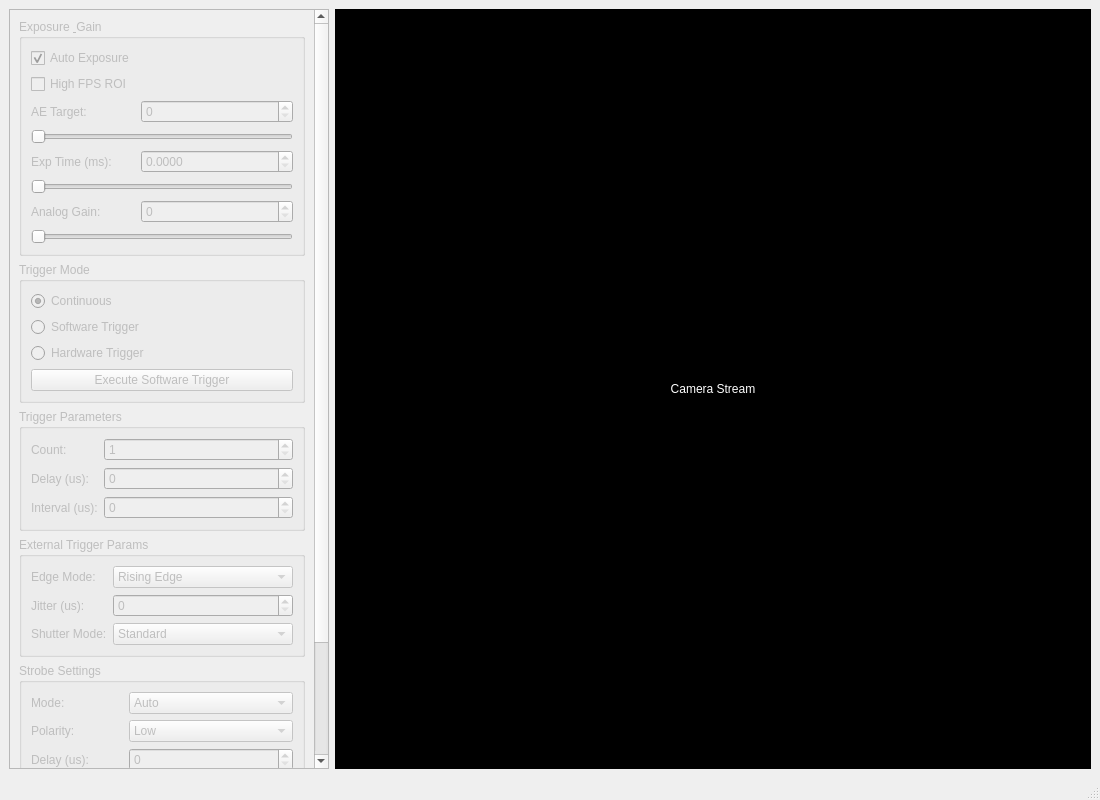
The window that mainwindow.ui (dakoner/mindvision_python_app) describes before a commit, drawn with Qt 5.
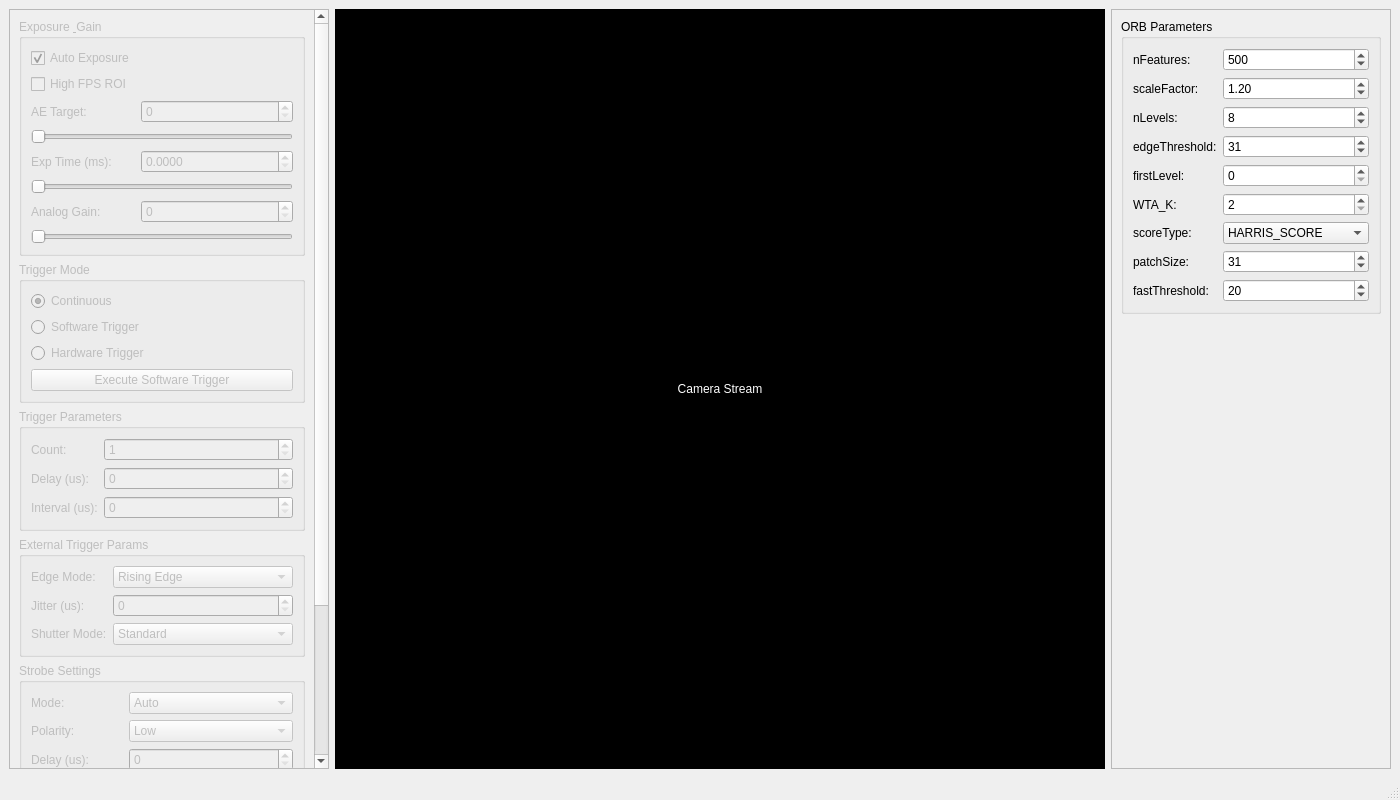
The same window after the commit.

Commit message: Add ORB matching

```diff
--- a/mainwindow.ui
+++ b/mainwindow.ui
@@ -6,7 +6,7 @@
    <rect>
     <x>0</x>
     <y>0</y>
-    <width>1100</width>
+    <width>1400</width>
     <height>800</height>
    </rect>
   </property>
@@ -443,6 +443,26 @@
             </property>
            </widget>
           </item>
+          <item>
+           <widget class="QPushButton" name="snapshot_btn">
+            <property name="enabled">
+             <bool>false</bool>
+            </property>
+            <property name="text">
+             <string>Take Snapshot</string>
+            </property>
+           </widget>
+          </item>
+          <item>
+           <widget class="QPushButton" name="btn_find_template">
+            <property name="enabled">
+             <bool>false</bool>
+            </property>
+            <property name="text">
+             <string>Find template in image</string>
+            </property>
+           </widget>
+          </item>
          </layout>
         </item>
         <item>
@@ -481,6 +501,240 @@
       </property>
      </widget>
     </item>
+    <item>
+     <widget class="QScrollArea" name="scrollArea_right">
+      <property name="sizePolicy">
+       <sizepolicy hsizetype="Fixed" vsizetype="Expanding">
+        <horstretch>0</horstretch>
+        <verstretch>0</verstretch>
+       </sizepolicy>
+      </property>
+      <property name="minimumSize">
+       <size>
+        <width>280</width>
+        <height>0</height>
+       </size>
+      </property>
+      <property name="maximumSize">
+       <size>
+        <width>280</width>
+        <height>16777215</height>
+       </size>
+      </property>
+      <property name="widgetResizable">
+       <bool>true</bool>
+      </property>
+      <widget class="QWidget" name="scrollAreaWidgetContents_right">
+       <property name="geometry">
+        <rect>
+         <x>0</x>
+         <y>0</y>
+         <width>278</width>
+         <height>800</height>
+        </rect>
+       </property>
+       <layout class="QVBoxLayout" name="scroll_layout_right">
+        <item>
+         <widget class="QGroupBox" name="orb_group">
+          <property name="title">
+           <string>ORB Parameters</string>
+          </property>
+          <layout class="QFormLayout" name="orb_form_layout">
+           <item row="0" column="0">
+            <widget class="QLabel" name="label_nfeatures">
+             <property name="text">
+              <string>nFeatures:</string>
+             </property>
+            </widget>
+           </item>
+           <item row="0" column="1">
+            <widget class="QSpinBox" name="orb_nfeatures">
+             <property name="minimum">
+              <number>1</number>
+             </property>
+             <property name="maximum">
+              <number>10000</number>
+             </property>
+             <property name="value">
+              <number>500</number>
+             </property>
+            </widget>
+           </item>
+           <item row="1" column="0">
+            <widget class="QLabel" name="label_scaleFactor">
+             <property name="text">
+              <string>scaleFactor:</string>
+             </property>
+            </widget>
+           </item>
+           <item row="1" column="1">
+            <widget class="QDoubleSpinBox" name="orb_scaleFactor">
+             <property name="minimum">
+              <double>1.001000000000000</double>
+             </property>
+             <property name="maximum">
+              <double>3.000000000000000</double>
+             </property>
+             <property name="singleStep">
+              <double>0.100000000000000</double>
+             </property>
+             <property name="value">
+              <double>1.200000000000000</double>
+             </property>
+            </widget>
+           </item>
+           <item row="2" column="0">
+            <widget class="QLabel" name="label_nlevels">
+             <property name="text">
+              <string>nLevels:</string>
+             </property>
+            </widget>
+           </item>
+           <item row="2" column="1">
+            <widget class="QSpinBox" name="orb_nlevels">
+             <property name="minimum">
+              <number>1</number>
+             </property>
+             <property name="maximum">
+              <number>20</number>
+             </property>
+             <property name="value">
+              <number>8</number>
+             </property>
+            </widget>
+           </item>
+           <item row="3" column="0">
+            <widget class="QLabel" name="label_edgeThreshold">
+             <property name="text">
+              <string>edgeThreshold:</string>
+             </property>
+            </widget>
+           </item>
+           <item row="3" column="1">
+            <widget class="QSpinBox" name="orb_edgeThreshold">
+             <property name="maximum">
+              <number>100</number>
+             </property>
+             <property name="value">
+              <number>31</number>
+             </property>
+            </widget>
+           </item>
+           <item row="4" column="0">
+            <widget class="QLabel" name="label_firstLevel">
+             <property name="text">
+              <string>firstLevel:</string>
+             </property>
+            </widget>
+           </item>
+           <item row="4" column="1">
+            <widget class="QSpinBox" name="orb_firstLevel">
+             <property name="maximum">
+              <number>10</number>
+             </property>
+             <property name="value">
+              <number>0</number>
+             </property>
+            </widget>
+           </item>
+           <item row="5" column="0">
+            <widget class="QLabel" name="label_wta_k">
+             <property name="text">
+              <string>WTA_K:</string>
+             </property>
+            </widget>
+           </item>
+           <item row="5" column="1">
+            <widget class="QSpinBox" name="orb_wta_k">
+             <property name="minimum">
+              <number>2</number>
+             </property>
+             <property name="maximum">
+              <number>4</number>
+             </property>
+             <property name="value">
+              <number>2</number>
+             </property>
+            </widget>
+           </item>
+           <item row="6" column="0">
+            <widget class="QLabel" name="label_scoreType">
+             <property name="text">
+              <string>scoreType:</string>
+             </property>
+            </widget>
+           </item>
+           <item row="6" column="1">
+            <widget class="QComboBox" name="orb_scoreType">
+             <item>
+              <property name="text">
+               <string>HARRIS_SCORE</string>
+              </property>
+             </item>
+             <item>
+              <property name="text">
+               <string>FAST_SCORE</string>
+              </property>
+             </item>
+            </widget>
+           </item>
+           <item row="7" column="0">
+            <widget class="QLabel" name="label_patchSize">
+             <property name="text">
+              <string>patchSize:</string>
+             </property>
+            </widget>
+           </item>
+           <item row="7" column="1">
+            <widget class="QSpinBox" name="orb_patchSize">
+             <property name="minimum">
+              <number>2</number>
+             </property>
+             <property name="maximum">
+              <number>100</number>
+             </property>
+             <property name="value">
+              <number>31</number>
+             </property>
+            </widget>
+           </item>
+           <item row="8" column="0">
+            <widget class="QLabel" name="label_fastThreshold">
+             <property name="text">
+              <string>fastThreshold:</string>
+             </property>
+            </widget>
+           </item>
+           <item row="8" column="1">
+            <widget class="QSpinBox" name="orb_fastThreshold">
+             <property name="maximum">
+              <number>255</number>
+             </property>
+             <property name="value">
+              <number>20</number>
+             </property>
+            </widget>
+           </item>
+          </layout>
+         </widget>
+        </item>
+        <item>
+         <spacer name="verticalSpacer_right">
+          <property name="orientation">
+           <enum>Qt::Vertical</enum>
+          </property>
+          <property name="sizeHint" stdset="0">
+           <size>
+            <width>20</width>
+            <height>40</height>
+           </size>
+          </property>
+         </spacer>
+        </item>
+       </layout>
+      </widget>
+     </widget>
+    </item>
    </layout>
   </widget>
   <widget class="QStatusBar" name="statusbar"/>
```
The commit also changes 1 other file.
